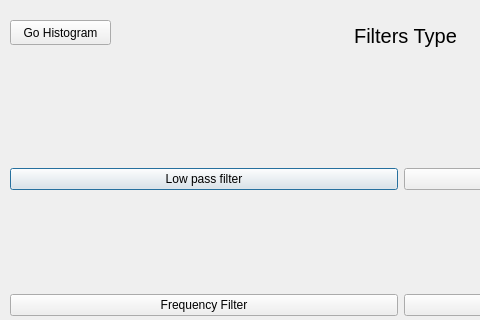
Rodelph/Image-Processing-Utility, file FiltOption/src/FiltOption/filterswindow.ui: the form before one commit; both pictures show x 0 to 480 and y 0 to 320 of the 797 by 549 pixel window.
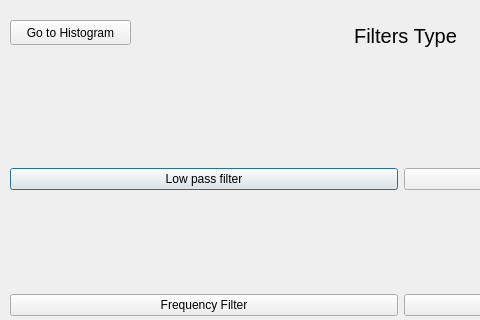
The form after the commit.

Diff of the .ui file:
```diff
--- a/FiltOption/src/FiltOption/filterswindow.ui
+++ b/FiltOption/src/FiltOption/filterswindow.ui
@@ -98,12 +98,12 @@
     <rect>
      <x>10</x>
      <y>20</y>
-     <width>101</width>
+     <width>121</width>
      <height>25</height>
     </rect>
    </property>
    <property name="text">
-    <string>Go Histogram</string>
+    <string>Go to Histogram</string>
    </property>
   </widget>
   <widget class="QLabel" name="label">
```
